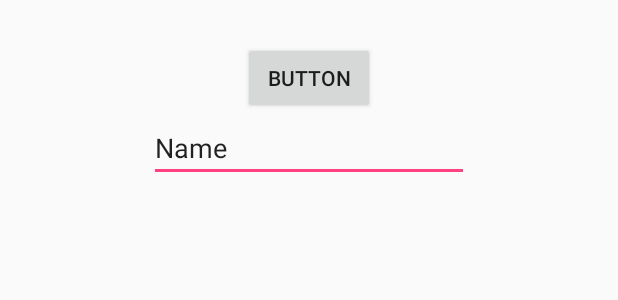
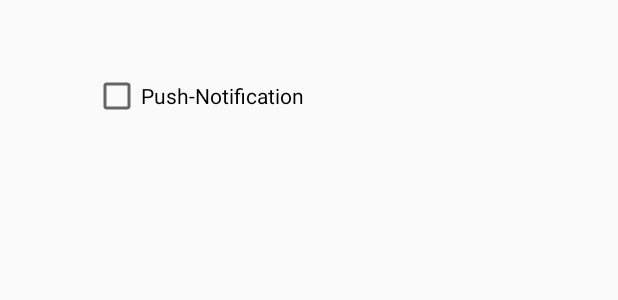
Before and after one commit to barelm/SkuidiBob, an Android app: the layout report_popup.xml on its own in the app's theme, with its tools: preview values and no code run, on a phone screen of 412 x 824 dp. Shown: the top 300 px of the screen. Run offline under Robolectric (Android 15) with nearby library versions, the phone set to English and light mode, and no system bars.

Commit message:
מלא שינויים -

```diff
--- a/app/build.gradle
+++ b/app/build.gradle
@@ -25,6 +25,7 @@ dependencies {
         exclude group: 'com.android.support', module: 'support-annotations'
     })
     compile 'com.android.support:appcompat-v7:25.3.1'
-    compile 'com.google.android.gms:play-services:9.0.2'
+    //compile 'com.google.android.gms:play-services-maps:10.2.0'
+    compile 'com.google.android.gms:play-services:10.2.0'
     testCompile 'junit:junit:4.12'
 }
--- a/app/src/main/AndroidManifest.xml
+++ b/app/src/main/AndroidManifest.xml
@@ -43,6 +43,7 @@
         </activity>
 
         <activity android:name=".ReportPopup" android:theme="@style/ReportPopupStyle"></activity>
+        <service android:name=".MyService" android:exported="false"/>
     </application>
 
 </manifest>
--- a/app/src/main/res/layout/activity_maps.xml
+++ b/app/src/main/res/layout/activity_maps.xml
@@ -18,9 +18,9 @@
         android:background="@android:color/transparent"
         android:layout_width="wrap_content"
         android:layout_height="wrap_content"
-        android:layout_alignParentTop="true"
-        android:layout_alignParentRight="true"
         android:onClick="onOpenReportPopup"
-        android:src="@mipmap/umbrella" />
+        android:src="@mipmap/umbrella"
+        android:layout_alignParentBottom="true"
+        android:layout_alignParentEnd="true" />
 
 </RelativeLayout>
--- a/app/src/main/res/layout/report_popup.xml
+++ b/app/src/main/res/layout/report_popup.xml
@@ -2,23 +2,14 @@
 <RelativeLayout xmlns:android="http://schemas.android.com/apk/res/android"
     android:layout_width="match_parent" android:layout_height="match_parent">
 
-    <Button
-        android:id="@+id/button"
+    <CheckBox
+        android:id="@+id/cb_raise_notif"
         android:layout_width="wrap_content"
         android:layout_height="wrap_content"
+        android:layout_alignParentStart="true"
         android:layout_alignParentTop="true"
-        android:layout_centerHorizontal="true"
-        android:layout_marginTop="28dp"
-        android:onClick="onWeakRain"
-        android:text="Button" />
-
-    <EditText
-        android:id="@+id/editText"
-        android:layout_width="wrap_content"
-        android:layout_height="wrap_content"
-        android:layout_below="@+id/button"
-        android:layout_centerHorizontal="true"
-        android:ems="10"
-        android:inputType="textPersonName"
-        android:text="Name" />
+        android:layout_marginStart="62dp"
+        android:layout_marginTop="48dp"
+        android:onClick="onNotifClicked"
+        android:text="Push-Notification" />
 </RelativeLayout>
--- a/build.gradle
+++ b/build.gradle
@@ -5,7 +5,7 @@ buildscript {
         jcenter()
     }
     dependencies {
-        classpath 'com.android.tools.build:gradle:2.3.0'
+        classpath 'com.android.tools.build:gradle:2.3.1'
 
         // NOTE: Do not place your application dependencies here; they belong
         // in the individual module build.gradle files
```
Also changed, not shown: app/src/main/java/com/example/barmen/myapplication/MapsActivity.java (+74 -85 lines), app/src/main/java/com/example/barmen/myapplication/MyService.java (added, +120 -0 lines), app/src/main/java/com/example/barmen/myapplication/ReportPopup.java (+19 -14 lines).
